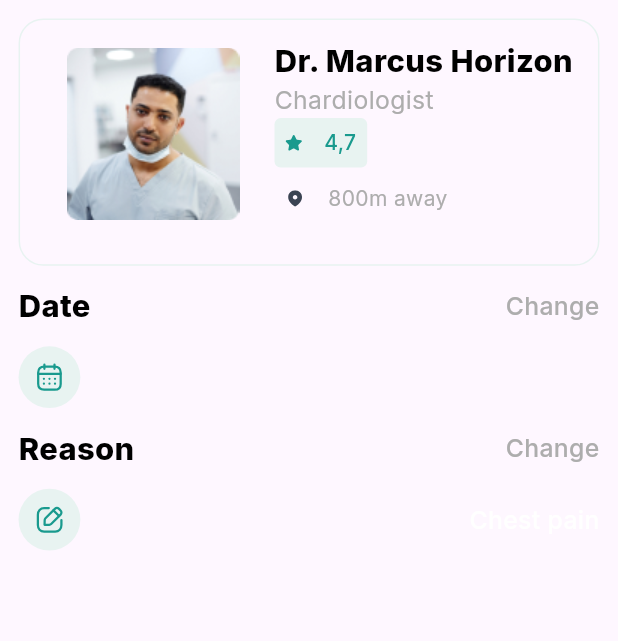
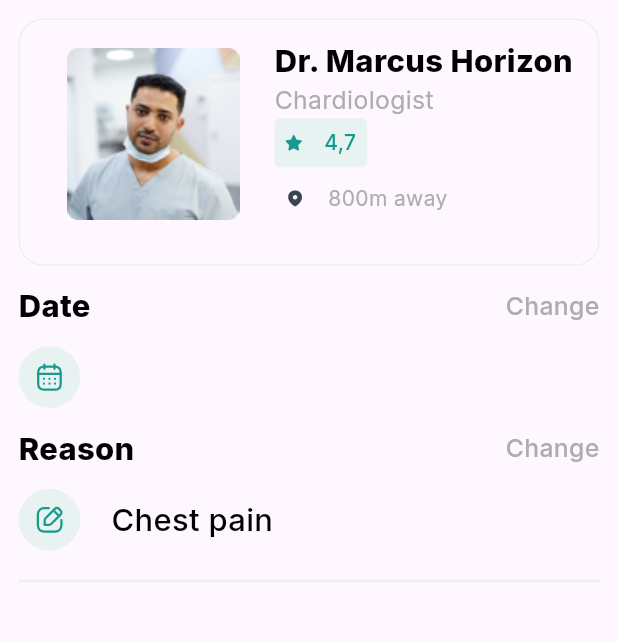
Before and after one commit to mariya8157/medical, a Flutter app: the screen it shows after launch, after a tap on "Book Apointment", on a phone screen of 412 x 824 dp, the part 84-725 px from its top. Run offline on Flutter 3.47's test engine with Material 3 defaults, Android fonts, the phone set to English and light mode, and no system bars; our stand-ins replace flutter_svg, google_fonts, readmore.

Commit message:
initial comit

```diff
--- a/lib/features/details_adding/screen/doctor Consultation/bookingdoctor.dart
+++ b/lib/features/details_adding/screen/doctor Consultation/bookingdoctor.dart
@@ -231,22 +231,32 @@ class _BookingPageState extends State<BookingPage> {
               ],
             ),
             SizedBox(height: width*0.03,),
-            Row(mainAxisAlignment: MainAxisAlignment.spaceBetween,
+            Row(
               children: [
                 CircleAvatar(
                   radius: width*0.05,
                   backgroundColor: Colour.lightgreen,
                   child: Center(child: SvgPicture.asset(ImageIcons.square)),
                 ),
+                SizedBox(width: width*0.05,),
+
                 Text("Chest pain",
                   style: TextStyle(
-                      fontSize: width*0.04,
+                      fontSize: width*0.05,
                       fontWeight: FontWeight.w500,
-                      color:Colour.secondarycolour
+                      color:Colour.thirdcolour
                   ),
                 ),
               ],
             ),
+            SizedBox(height: width*0.03,),
+            Divider(thickness: width*0.004,
+              color: Colour.lightgreen,
+              // indent: width*0.03,
+              // endIndent: width*0.03,
+            ),
+
+
 
 
 
```
